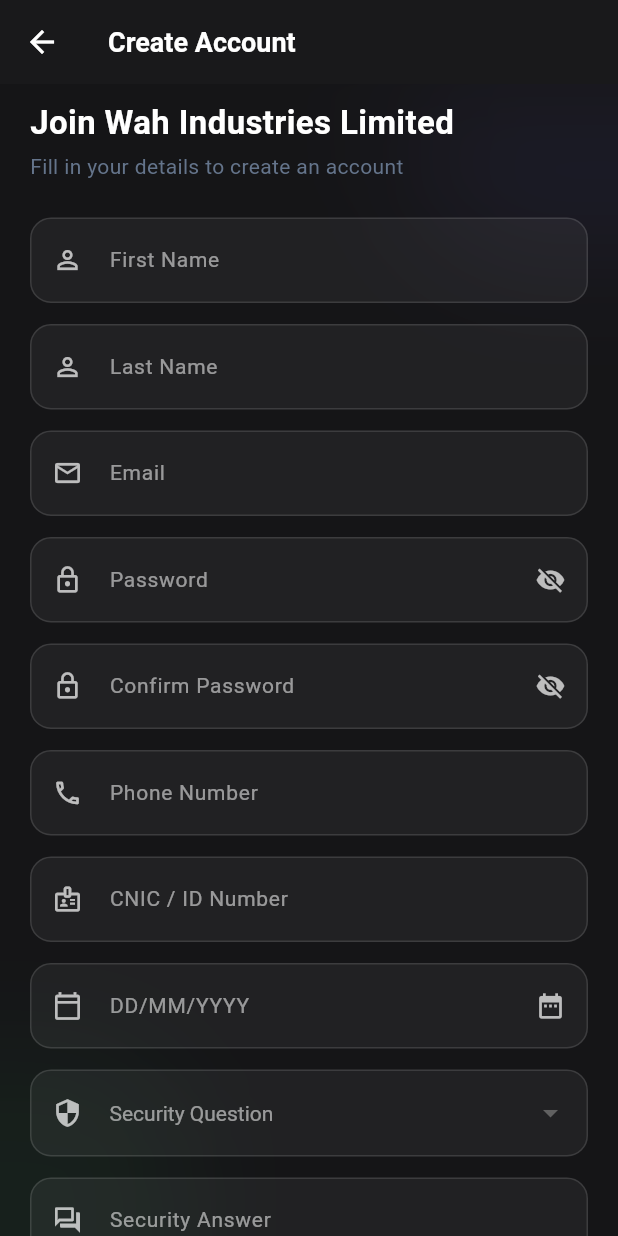
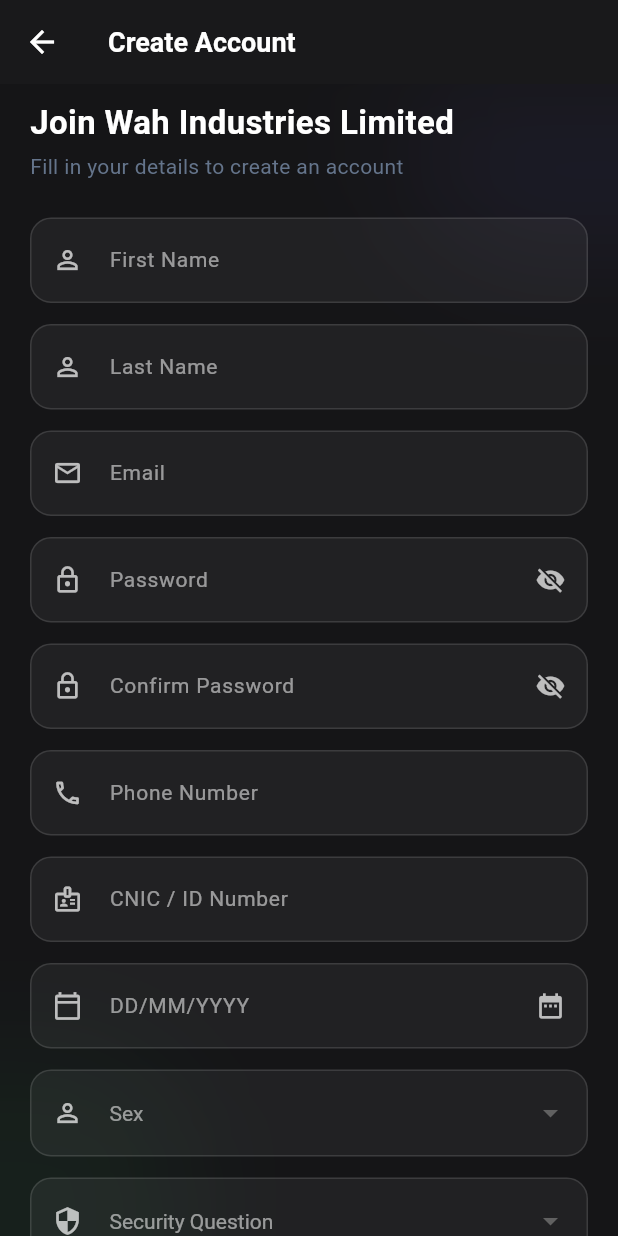
Before and after one commit to Zaryab-khanzk/wilapp, a Flutter app: the RegisterScreen screen opened directly, on a phone screen of 412 x 824 dp. Run offline on Flutter 3.47's test engine with Material 3 defaults, Android fonts, the phone set to English and light mode, and no system bars; our stand-ins replace cloud_firestore, firebase_auth, firebase_core; accounts and stored records are empty.

Commit message:
sex field added

```diff
--- a/lib/core/services/auth_service.dart
+++ b/lib/core/services/auth_service.dart
@@ -35,6 +35,7 @@
     required String cnic,
     required String address,
     required DateTime dob,
+    required String sex,
     required String securityQuestion,
     required String securityAnswer,
   }) async {
@@ -58,6 +59,7 @@
         'cnic': cnic,
         'address': address,
         'dob': dob.toIso8601String(),
+        'sex': sex,
         'securityQuestion': securityQuestion,
         'securityAnswer': securityAnswer.trim().toLowerCase(),
         'passwordHash': _hashPassword(password),
--- a/lib/screens/register_screen.dart
+++ b/lib/screens/register_screen.dart
@@ -33,11 +33,16 @@
   final FocusNode _phoneFocusNode = FocusNode();
   final FocusNode _cnicFocusNode = FocusNode();
 
+  // State Variables
+  String? _selectedSex;
   DateTime? _selectedDob;
   String? _selectedSecurityQuestion;
   bool _isLoading = false;
   bool _isPasswordObscured = true;
   bool _isConfirmPasswordObscured = true;
+
+  // Options Lists
+  final List<String> _sexOptions = ['Male', 'Female', 'Rather not to say'];
 
   final List<String> _securityQuestions = [
     'What was the name of your first pet?',
@@ -115,6 +120,13 @@
       return;
     }
 
+    if (_selectedSex == null) {
+      ScaffoldMessenger.of(context).showSnackBar(
+        const SnackBar(content: Text('Please select an option for Sex')),
+      );
+      return;
+    }
+
     if (_selectedSecurityQuestion == null) {
       ScaffoldMessenger.of(context).showSnackBar(
         const SnackBar(content: Text('Please select a security question')),
@@ -133,6 +145,7 @@
         cnic: _cnicController.text.trim(),
         address: _addressController.text.trim(),
         dob: _selectedDob!,
+        sex: _selectedSex!,
         securityQuestion: _selectedSecurityQuestion!,
         securityAnswer: _securityAnswerController.text.trim(),
       );
@@ -584,6 +597,46 @@
                         ),
                         const SizedBox(height: 14),
 
+                        // Sex / Gender Dropdown
+                        Container(
+                          padding: const EdgeInsets.only(right: 12.0),
+                          decoration: _fieldBoxDecoration(),
+                          child: DropdownButtonFormField<String>(
+                            isExpanded: true,
+                            value: _selectedSex,
+                            dropdownColor: AppColors.dropdownBackground,
+                            style: const TextStyle(
+                              color: Colors.white,
+                              fontSize: 14,
+                            ),
+                            hint: const Text(
+                              'Sex',
+                              style: TextStyle(
+                                color: Colors.white54,
+                                fontSize: 14,
+                              ),
+                            ),
+                            decoration: _inputDecoration(
+                              '',
+                              icon: Icons.person_outline,
+                            ),
+                            items: _sexOptions.map((String sex) {
+                              return DropdownMenuItem<String>(
+                                value: sex,
+                                child: Text(
+                                  sex,
+                                  style: const TextStyle(color: Colors.white),
+                                ),
+                              );
+                            }).toList(),
+                            onChanged: (val) =>
+                                setState(() => _selectedSex = val),
+                            validator: (val) =>
+                                val == null ? 'Please select an option' : null,
+                          ),
+                        ),
+                        const SizedBox(height: 14),
+
                         // Security Question Dropdown
                         Container(
                           padding: const EdgeInsets.only(right: 12.0),
```
